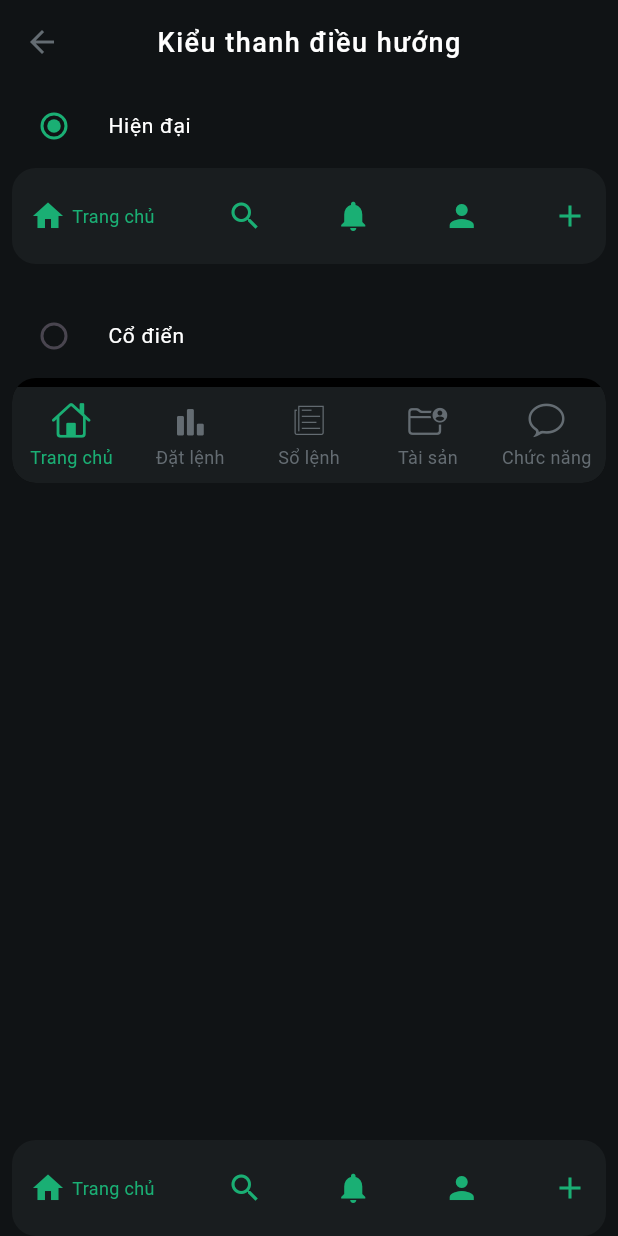
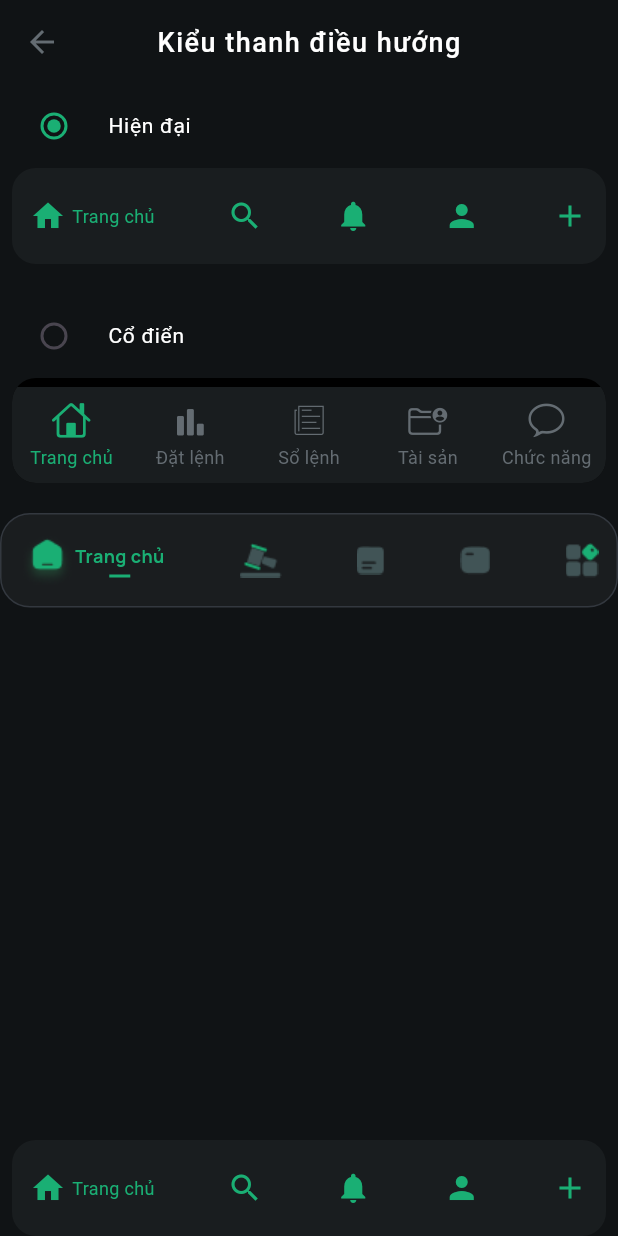
Before and after one commit to dhnam2806/fpts_project, a Flutter app: the NavBarStyle screen opened directly, on a phone screen of 412 x 824 dp. Run offline on Flutter 3.47's test engine with Material 3 defaults, Android fonts, the light colour scheme and no system bars; drawn by our look-alikes of google_nav_bar, persistent_bottom_nav_bar_v2; our stand-ins replace bloc, carousel_slider, flutter_bloc, shared_preferences, smooth_page_indicator; accounts and stored records are empty.

Commit message:
add modern navbar

```diff
--- a/lib/const/app_colors.dart
+++ b/lib/const/app_colors.dart
@@ -9,6 +9,7 @@ class AppColors {
   static const bg_02 = Color(0xFF191D1F);
   static const bg_default = Color(0xFFEFEFEF);
   static const border_default = Color(0xFF6F767E4D);
+  static const input_border_default = Color(0xFF33383F);
   static const green = Color(0xFF1AAF74);
   static const gray = Color(0xFF646C72);
   static const blue_gray = Color(0xFF33383F);
--- a/lib/ui/screens/navbar_setting_screen/nav_bar_setting.dart
+++ b/lib/ui/screens/navbar_setting_screen/nav_bar_setting.dart
@@ -17,7 +17,6 @@ class _NavBarSettingScreenState extends State<NavBarSettingScreen> {
 
   @override
   void initState() {
-    // TODO: implement initState
     super.initState();
     context.read<SelectNavbarBloc>().add(SelectNavbarEventInitial());
   }
--- a/lib/ui/screens/navbar_setting_screen/nav_bar_style.dart
+++ b/lib/ui/screens/navbar_setting_screen/nav_bar_style.dart
@@ -3,6 +3,7 @@ import 'package:flutter_bloc/flutter_bloc.dart';
 import 'package:fpts_product/bloc/bloc/select_navbar_bloc.dart';
 import 'package:fpts_product/const/app_colors.dart';
 import 'package:fpts_product/ui/widgets/navbar_style/classic_navbar.dart';
+import 'package:fpts_product/ui/widgets/navbar_style/modern_style.dart';
 import 'package:fpts_product/ui/widgets/navbar_style/modern_navbar.dart';
 
 class NavBarStyle extends StatefulWidget {
@@ -109,6 +110,10 @@ class _NavBarStyleState extends State<NavBarStyle> {
                         ),
                       ),
                       ClassicNavbar(),
+                      SizedBox(
+                        height: 20,
+                      ),
+                      ModernNavbarStyle(),
                     ],
                   ),
                 ),
--- /dev/null
+++ b/lib/ui/widgets/navbar_style/classic_style.dart
@@ -0,0 +1,21 @@
+import 'package:flutter/material.dart';
+
+class ClassicNavbarStyle extends StatefulWidget {
+  const ClassicNavbarStyle({super.key});
+
+  @override
+  State<ClassicNavbarStyle> createState() => _ClassicNavbarStyleState();
+}
+
+class _ClassicNavbarStyleState extends State<ClassicNavbarStyle> {
+  @override
+  Widget build(BuildContext context) {
+    return Container(
+      child: Row(
+        children: [
+
+        ],
+      ),
+    );
+  }
+}
--- /dev/null
+++ b/lib/ui/widgets/navbar_style/modern_style.dart
@@ -0,0 +1,71 @@
+import 'package:flutter/material.dart';
+import 'package:fpts_product/const/app_colors.dart';
+
+class ModernNavbarStyle extends StatefulWidget {
+  const ModernNavbarStyle({super.key});
+
+  @override
+  State<ModernNavbarStyle> createState() => _ModernNavbarStyleState();
+}
+
+class _ModernNavbarStyleState extends State<ModernNavbarStyle> {
+  @override
+  Widget build(BuildContext context) {
+    return Container(
+      padding: EdgeInsets.all(12),
+      decoration: BoxDecoration(
+        borderRadius: BorderRadius.circular(20),
+        color: AppColors.surface_02,
+        border: Border.all(
+          color: AppColors.input_border_default,
+          width: 1,
+        ),
+      ),
+      child: Row(mainAxisAlignment: MainAxisAlignment.spaceBetween, children: [
+        Container(
+          child: Row(
+            children: [
+              Image.asset(
+                'assets/icons/home_icon.png',
+              ),
+              Column(
+                // mainAxisSize: MainAxisSize.min,
+                children: [
+                  Text(
+                    'Trang chủ',
+                    style: TextStyle(
+                      fontFamily: 'Manrope',
+                      color: AppColors.green,
+                      fontSize: 12,
+                      fontWeight: FontWeight.w700,
+                    ),
+                  ),
+                  SizedBox(
+                    height: 4,
+                  ),
+                  Container(
+                    width: 14,
+                    height: 2,
+                    color: AppColors.green,
+                  )
+                ],
+              ),
+            ],
+          ),
+        ),
+        Image.asset(
+          'assets/icons/trading.png',
+        ),
+        Image.asset(
+          'assets/icons/order_list.png',
+        ),
+        Image.asset(
+          'assets/icons/asset.png',
+        ),
+        Image.asset(
+          'assets/icons/menu.png',
+        ),
+      ]),
+    );
+  }
+}
--- a/lib/ui/widgets/text_box.dart
+++ b/lib/ui/widgets/text_box.dart
@@ -1,7 +1,5 @@
 // ignore_for_file: must_be_immutable
-
 import 'package:flutter/material.dart';
-
 import 'package:fpts_product/const/app_colors.dart';
 
 class TextBoxCus extends StatelessWidget {
```
Also changed, not shown: assets/icons/asset.png (added), assets/icons/home_icon.png (added), assets/icons/menu.png (added), assets/icons/order_list.png (added), assets/icons/trading.png (added).
